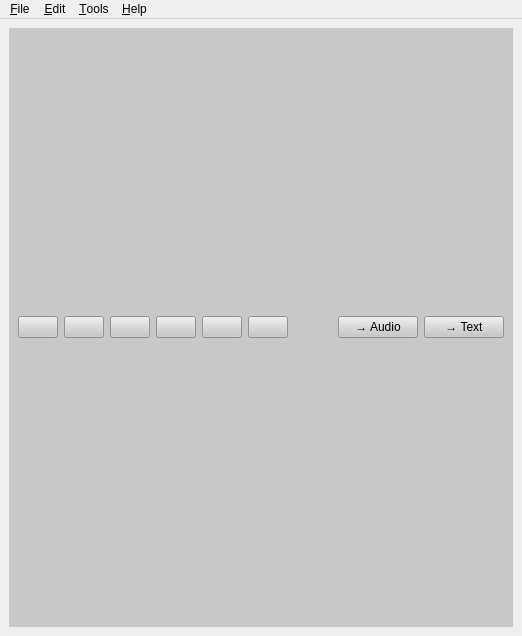
This is design/main.ui in kokimame/joytan as Qt 5 draws it before an edit. The edited form follows.
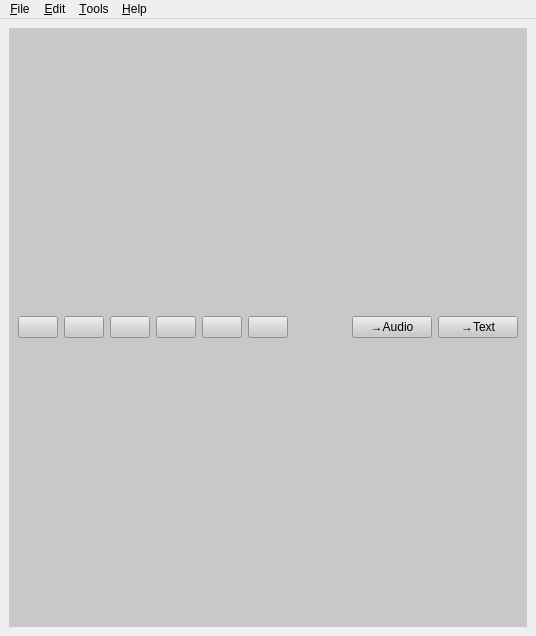
This is the edited form.

Commit message: Update main window design

```diff
--- a/design/main.ui
+++ b/design/main.ui
@@ -6,7 +6,7 @@
    <rect>
     <x>0</x>
     <y>0</y>
-    <width>522</width>
+    <width>536</width>
     <height>636</height>
    </rect>
   </property>
@@ -84,14 +84,14 @@
          <item>
           <widget class="QPushButton" name="mp3Button">
            <property name="text">
-            <string>→ Audio</string>
+            <string>→Audio</string>
            </property>
           </widget>
          </item>
          <item>
           <widget class="QPushButton" name="pdfButton">
            <property name="text">
-            <string>→ Text</string>
+            <string>→Text</string>
            </property>
           </widget>
          </item>
@@ -107,7 +107,7 @@
     <rect>
      <x>0</x>
      <y>0</y>
-     <width>522</width>
+     <width>536</width>
      <height>25</height>
     </rect>
    </property>
```
The commit also changes 1 other file.
